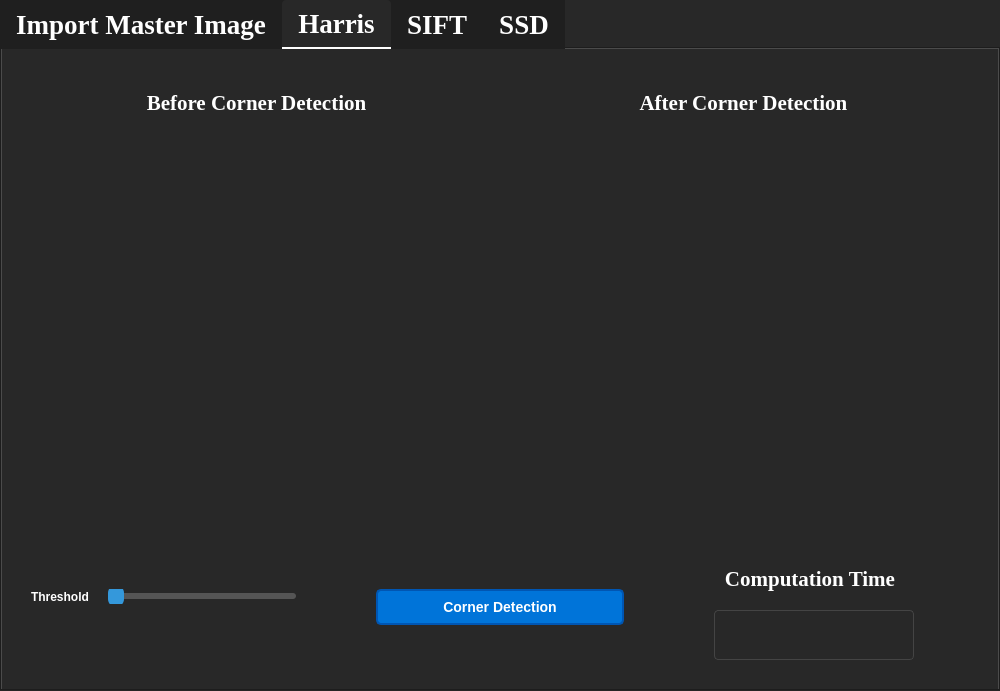
Above: MainWindow.ui from fadymohsen/VisionWithHarrisSIFT before the change. Below: the same form after it.
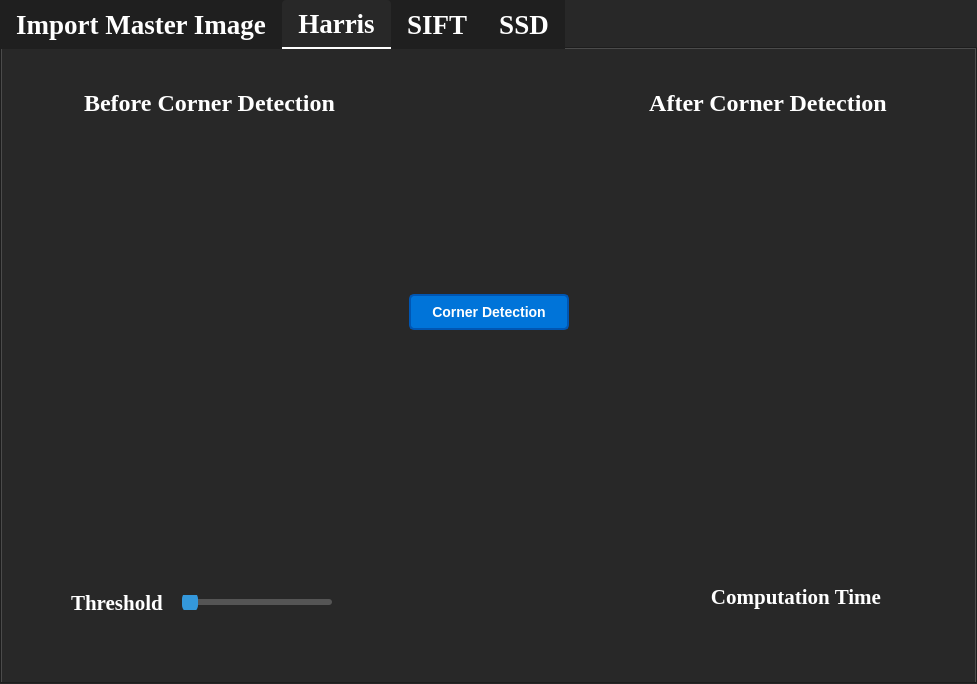
That is the form after the change. The open tabs and pages were chosen to show the change. Custom widgets are drawn as their Qt base class.

```diff
--- a/MainWindow.ui
+++ b/MainWindow.ui
@@ -6,8 +6,8 @@
    <rect>
     <x>0</x>
     <y>0</y>
-    <width>1000</width>
-    <height>691</height>
+    <width>977</width>
+    <height>684</height>
    </rect>
   </property>
   <property name="font">
@@ -905,7 +905,7 @@
                 <property name="font">
                  <font>
                   <family>Georgia</family>
-                  <pointsize>16</pointsize>
+                  <pointsize>18</pointsize>
                   <bold>true</bold>
                  </font>
                 </property>
@@ -957,6 +957,41 @@
               </item>
              </layout>
             </item>
+            <item>
+             <spacer name="horizontalSpacer_4">
+              <property name="orientation">
+               <enum>Qt::Horizontal</enum>
+              </property>
+              <property name="sizeType">
+               <enum>QSizePolicy::Fixed</enum>
+              </property>
+              <property name="sizeHint" stdset="0">
+               <size>
+                <width>15</width>
+                <height>20</height>
+               </size>
+              </property>
+             </spacer>
+            </item>
+            <item>
+             <widget class="QPushButton" name="pushButton">
+              <property name="sizePolicy">
+               <sizepolicy hsizetype="Fixed" vsizetype="Fixed">
+                <horstretch>0</horstretch>
+                <verstretch>0</verstretch>
+               </sizepolicy>
+              </property>
+              <property name="minimumSize">
+               <size>
+                <width>160</width>
+                <height>0</height>
+               </size>
+              </property>
+              <property name="text">
+               <string>Corner Detection</string>
+              </property>
+             </widget>
+            </item>
             <item>
              <spacer name="horizontalSpacer_3">
               <property name="orientation">
@@ -967,7 +1002,7 @@
               </property>
               <property name="sizeHint" stdset="0">
                <size>
-                <width>30</width>
+                <width>15</width>
                 <height>20</height>
                </size>
               </property>
@@ -998,7 +1033,7 @@
                 <property name="font">
                  <font>
                   <family>Georgia</family>
-                  <pointsize>16</pointsize>
+                  <pointsize>18</pointsize>
                   <bold>true</bold>
                  </font>
                 </property>
@@ -1074,6 +1109,22 @@
              <layout class="QVBoxLayout" name="verticalLayout_3">
               <item>
                <layout class="QHBoxLayout" name="horizontalLayout_2">
+                <item>
+                 <spacer name="horizontalSpacer_44">
+                  <property name="orientation">
+                   <enum>Qt::Horizontal</enum>
+                  </property>
+                  <property name="sizeType">
+                   <enum>QSizePolicy::Fixed</enum>
+                  </property>
+                  <property name="sizeHint" stdset="0">
+                   <size>
+                    <width>40</width>
+                    <height>20</height>
+                   </size>
+                  </property>
+                 </spacer>
+                </item>
                 <item>
                  <widget class="QLabel" name="label_25">
                   <property name="sizePolicy">
@@ -1082,6 +1133,13 @@
                     <verstretch>0</verstretch>
                    </sizepolicy>
                   </property>
+                  <property name="font">
+                   <font>
+                    <family>Georgia</family>
+                    <pointsize>16</pointsize>
+                    <bold>true</bold>
+                   </font>
+                  </property>
                   <property name="text">
                    <string>Threshold</string>
                   </property>
@@ -1106,7 +1164,7 @@
                 <item>
                  <widget class="QSlider" name="horizontalSlider_6">
                   <property name="sizePolicy">
-                   <sizepolicy hsizetype="Maximum" vsizetype="Fixed">
+                   <sizepolicy hsizetype="Expanding" vsizetype="Fixed">
                     <horstretch>0</horstretch>
                     <verstretch>0</verstretch>
                    </sizepolicy>
@@ -1148,7 +1206,7 @@
                  <widget class="QLabel" name="label_26">
                   <property name="minimumSize">
                    <size>
-                    <width>25</width>
+                    <width>40</width>
                     <height>25</height>
                    </size>
                   </property>
@@ -1191,41 +1249,28 @@
                  <enum>Qt::Horizontal</enum>
                 </property>
                 <property name="sizeType">
-                 <enum>QSizePolicy::Fixed</enum>
+                 <enum>QSizePolicy::Expanding</enum>
                 </property>
                 <property name="sizeHint" stdset="0">
                  <size>
-                  <width>30</width>
-                  <height>20</height>
+                  <width>27</width>
+                  <height>32</height>
                  </size>
                 </property>
                </spacer>
               </item>
-              <item>
-               <widget class="QPushButton" name="pushButton">
-                <property name="minimumSize">
-                 <size>
-                  <width>160</width>
-                  <height>0</height>
-                 </size>
-                </property>
-                <property name="text">
-                 <string>Corner Detection</string>
-                </property>
-               </widget>
-              </item>
               <item>
                <spacer name="horizontalSpacer_11">
                 <property name="orientation">
                  <enum>Qt::Horizontal</enum>
                 </property>
                 <property name="sizeType">
-                 <enum>QSizePolicy::Fixed</enum>
+                 <enum>QSizePolicy::Expanding</enum>
                 </property>
                 <property name="sizeHint" stdset="0">
                  <size>
-                  <width>30</width>
-                  <height>20</height>
+                  <width>157</width>
+                  <height>17</height>
                  </size>
                 </property>
                </spacer>
@@ -1277,7 +1322,7 @@
                    <enum>Qt::Horizontal</enum>
                   </property>
                   <property name="sizeType">
-                   <enum>QSizePolicy::Preferred</enum>
+                   <enum>QSizePolicy::Fixed</enum>
                   </property>
                   <property name="sizeHint" stdset="0">
                    <size>
@@ -1288,7 +1333,7 @@
                  </spacer>
                 </item>
                 <item>
-                 <widget class="QTextEdit" name="textEdit">
+                 <widget class="QLabel" name="label_computationalTime">
                   <property name="sizePolicy">
                    <sizepolicy hsizetype="Fixed" vsizetype="Fixed">
                     <horstretch>0</horstretch>
@@ -1297,29 +1342,22 @@
                   </property>
                   <property name="minimumSize">
                    <size>
-                    <width>200</width>
-                    <height>50</height>
-                   </size>
-                  </property>
-                  <property name="maximumSize">
-                   <size>
-                    <width>200</width>
-                    <height>50</height>
+                    <width>150</width>
+                    <height>25</height>
                    </size>
                   </property>
                   <property name="font">
                    <font>
-                    <family>Academy Engraved LET</family>
+                    <family>Georgia</family>
                     <pointsize>14</pointsize>
-                    <italic>false</italic>
-                    <bold>false</bold>
+                    <bold>true</bold>
                    </font>
                   </property>
-                  <property name="styleSheet">
-                   <string notr="true">font: 14pt &quot;Academy Engraved LET&quot;;</string>
+                  <property name="text">
+                   <string/>
                   </property>
-                  <property name="readOnly">
-                   <bool>true</bool>
+                  <property name="alignment">
+                   <set>Qt::AlignCenter</set>
                   </property>
                  </widget>
                 </item>
@@ -1329,7 +1367,7 @@
                    <enum>Qt::Horizontal</enum>
                   </property>
                   <property name="sizeType">
-                   <enum>QSizePolicy::Preferred</enum>
+                   <enum>QSizePolicy::Fixed</enum>
                   </property>
                   <property name="sizeHint" stdset="0">
                    <size>
```
Left out of the diff: 2 changed lines with no effect on the pictures.
